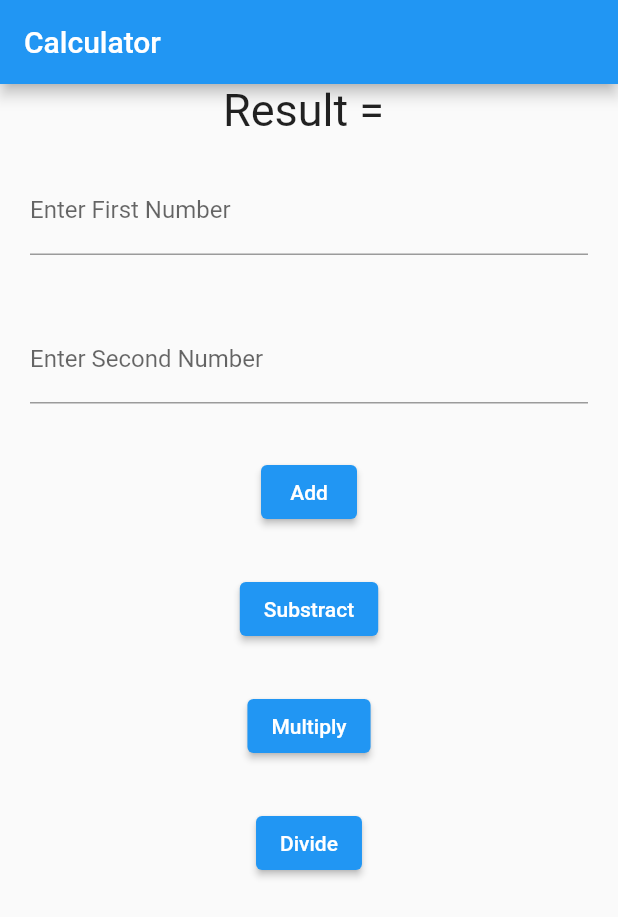
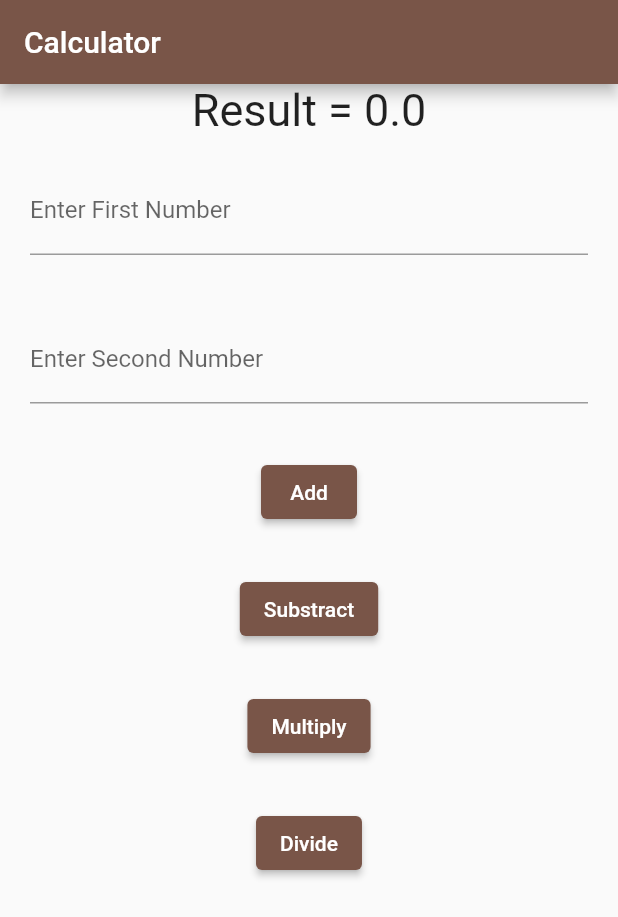
Before and after one commit to Rafli-rahmad/flutter-rafli-rahmad-fundamental, a Flutter app: the screen it shows after launch, on a phone screen of 412 x 824 dp. Shown: the top 917 px of the screen. Run offline on Flutter 3.47's test engine with Material 2 defaults, Android fonts, the light colour scheme and no system bars.

Commit message:
project3

```diff
--- a/lib/main.dart
+++ b/lib/main.dart
@@ -22,7 +22,7 @@ class MyApp extends StatelessWidget {
         // or simply save your changes to "hot reload" in a Flutter IDE).
         // Notice that the counter didn't reset back to zero; the application
         // is not restarted.
-        primarySwatch: Colors.blue,
+        primarySwatch: Colors.brown,
       ),
       home: const MyHomePage(title: 'Calculator'),
     );
@@ -30,8 +30,7 @@ class MyApp extends StatelessWidget {
 }
 
 class MyHomePage extends StatefulWidget {
-  const MyHomePage({Key? key, required this.title}) : super(key: key);
-
+  const MyHomePage({super.key, required this.title});
   final String title;
 
   @override
@@ -39,23 +38,33 @@ class MyHomePage extends StatefulWidget {
 }
 
 class _MyHomePageState extends State<MyHomePage> {
-  var FirstField = TextEditingController();
-  var SecondField = TextEditingController();
+  double result = 0;
+  var firstfield = TextEditingController();
+  var secondfield = TextEditingController();
+  var fieldKey = GlobalKey<FormState>();
 
   void add() {
-    setState(() {});
+    setState(() {
+      result = double.parse(firstfield.text) + double.parse(secondfield.text);
+    });
   }
 
   void substract() {
-    setState(() {});
+    setState(() {
+      result = double.parse(firstfield.text) - double.parse(secondfield.text);
+    });
   }
 
   void multiply() {
-    setState(() {});
+    setState(() {
+      result = double.parse(firstfield.text) * double.parse(secondfield.text);
+    });
   }
 
   void divide() {
-    setState(() {});
+    setState(() {
+      result = double.parse(firstfield.text) / double.parse(secondfield.text);
+    });
   }
 
   @override
@@ -65,35 +74,31 @@ class _MyHomePageState extends State<MyHomePage> {
         title: Text(widget.title),
       ),
       body: Center(
+        child: Form(
+          key: fieldKey,
           child: Column(
             children: [
-            Text("Result = ", style: const TextStyle(fontSize: 30)),
-            textField(FirstField, "Enter First Number"),
-            textField(SecondField, "Enter Second Number"),
+              Text("Result = $result", style: const TextStyle(fontSize: 30)),
+              textField(firstfield, "Enter First Number"),
+              textField(secondfield, "Enter Second Number"),
               button(add, "Add"),
               button(substract, "Substract"),
               button(multiply, "Multiply"),
               button(divide, "Divide"),
             ],
           ),
+        ),
       ), // This trailing comma makes auto-formatting nicer for build methods.
     );
   }
 }
 
-@override
 Widget textField(TextEditingController controller, String labelText) {
   return Container(
     margin: const EdgeInsets.all(10),
     padding: const EdgeInsets.all(10),
     child: TextFormField(
       controller: controller,
-      validator: (value) {
-        if (value == null || value.isEmpty) {
-          return 'Mohon Masukkan Angka';
-        }
-        return null;
-      },
       decoration: InputDecoration(
         labelText: labelText,
       ),
```
Lines whose indentation alone changed are shown as unchanged.
